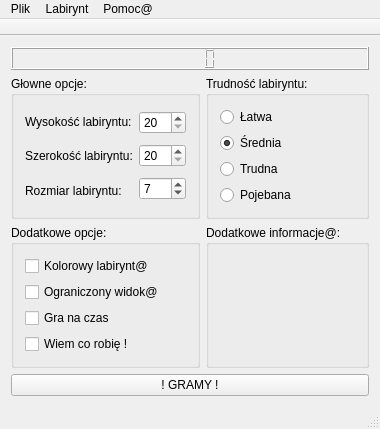
First picture: the form in mainwindow.ui, repository 289698/GenerowanieLabiryntu, before the edit.
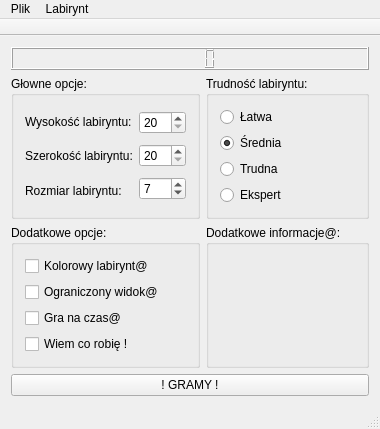
Second picture: the form after the edit.

```diff
--- a/mainwindow.ui
+++ b/mainwindow.ui
@@ -133,7 +133,7 @@
          <item>
           <widget class="QRadioButton" name="radioButton_Expert">
            <property name="text">
-            <string>Pojebana</string>
+            <string>Ekspert</string>
            </property>
           </widget>
          </item>
@@ -163,7 +163,7 @@
          <item>
           <widget class="QCheckBox" name="checkBox_time">
            <property name="text">
-            <string>Gra na czas</string>
+            <string>Gra na czas@</string>
            </property>
           </widget>
          </item>
@@ -219,11 +219,6 @@
     <addaction name="separator"/>
     <addaction name="actionRankingi"/>
    </widget>
-   <widget class="QMenu" name="menuPomoc">
-    <property name="title">
-     <string>Pomoc@</string>
-    </property>
-   </widget>
    <widget class="QMenu" name="menuFile">
     <property name="title">
      <string>Plik</string>
@@ -240,7 +235,6 @@
    </widget>
    <addaction name="menuFile"/>
    <addaction name="menuGame"/>
-   <addaction name="menuPomoc"/>
   </widget>
   <widget class="QToolBar" name="mainToolBar">
    <property name="enabled">
```
Left out of the diff: 20 changed lines with no effect on the pictures.
